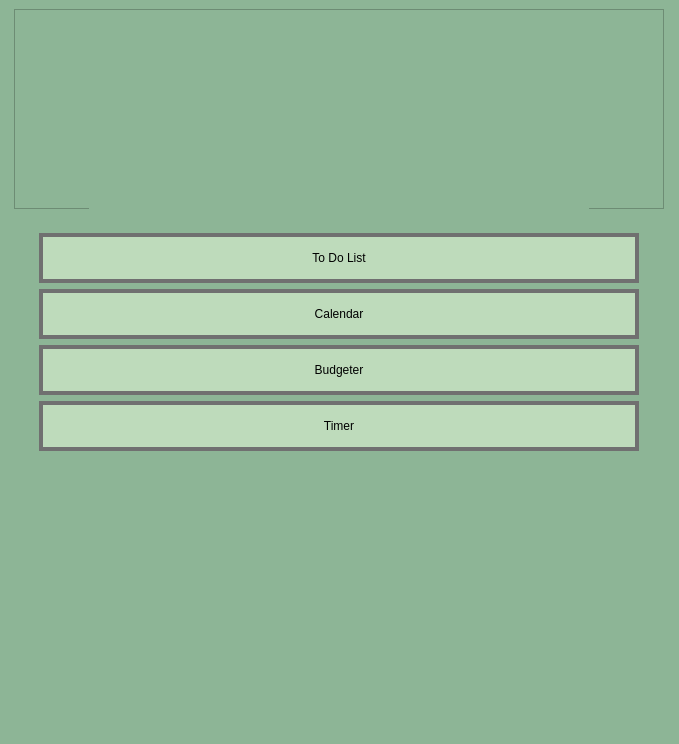
Before: the Qt Designer form widgets/MainMenu/design.ui in miranda0129/Stick2It, drawn with Qt 5.
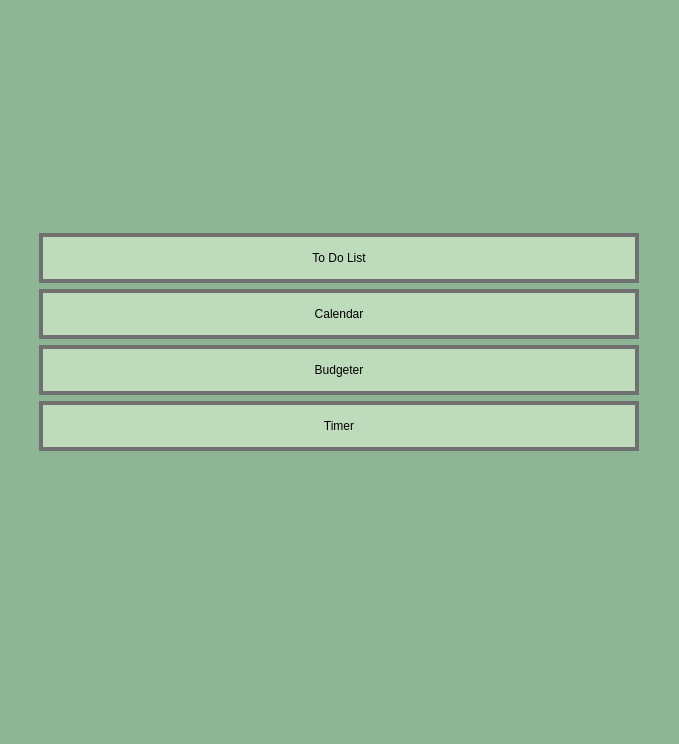
After: the same form once the commit is applied. Icons and pictures are not drawn.

Commit message: border title none

```diff
--- a/widgets/MainMenu/design.ui
+++ b/widgets/MainMenu/design.ui
@@ -42,6 +42,9 @@
         <height>200</height>
        </size>
       </property>
+      <property name="styleSheet">
+       <string notr="true">border: none;</string>
+      </property>
       <property name="frameShape">
        <enum>QFrame::StyledPanel</enum>
       </property>
```
